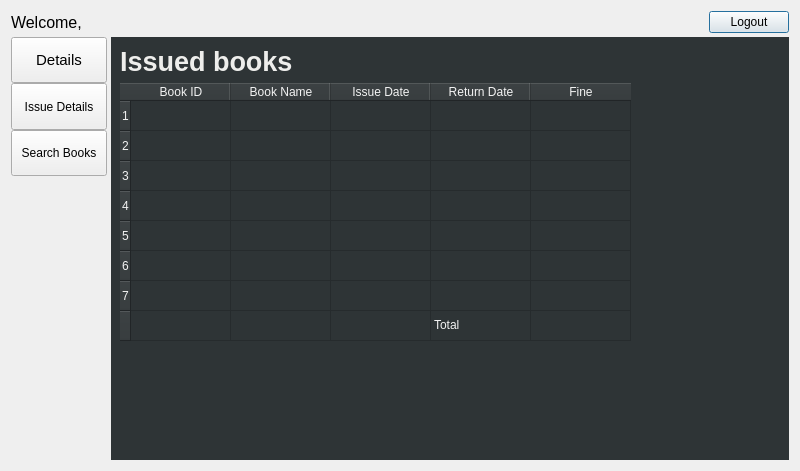
Qt form student_page.ui (pramesh025/LibraryMS) before a commit.
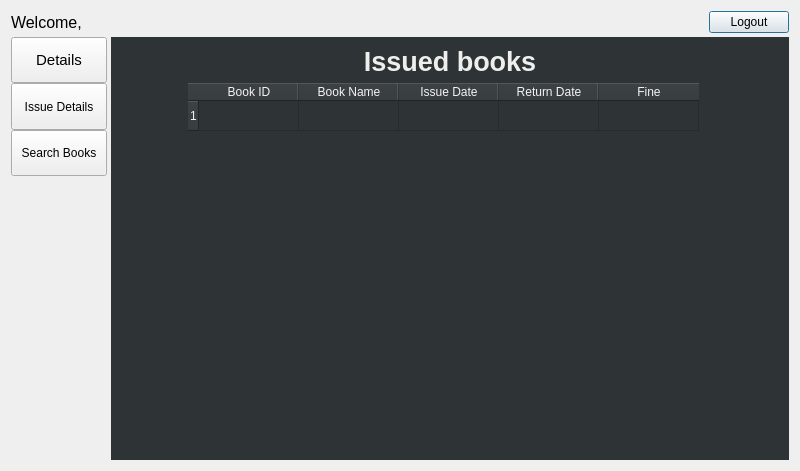
The same form after that commit.

Commit message: student's issue details + other changes

```diff
--- a/student_page.ui
+++ b/student_page.ui
@@ -383,25 +383,21 @@
      </widget>
      <widget class="QWidget" name="page_issue_detail">
       <layout class="QGridLayout" name="gridLayout_3">
-       <item row="0" column="0">
-        <widget class="QLabel" name="label_2">
-         <property name="font">
-          <font>
-           <pointsize>20</pointsize>
-           <weight>75</weight>
-           <bold>true</bold>
-          </font>
+       <item row="1" column="0">
+        <spacer name="horizontalSpacer_2">
+         <property name="orientation">
+          <enum>Qt::Horizontal</enum>
          </property>
-         <property name="styleSheet">
-          <string notr="true">color: rgb(238, 238, 236);</string>
+         <property name="sizeHint" stdset="0">
+          <size>
+           <width>40</width>
+           <height>20</height>
+          </size>
          </property>
-         <property name="text">
-          <string>Issued books</string>
-         </property>
-        </widget>
+        </spacer>
        </item>
-       <item row="1" column="0" colspan="2">
-        <widget class="QTableWidget" name="tableWidget">
+       <item row="1" column="1" colspan="2">
+        <widget class="QTableWidget" name="tableWidget_issuedBooks">
          <property name="sizePolicy">
           <sizepolicy hsizetype="Expanding" vsizetype="Expanding">
            <horstretch>0</horstretch>
@@ -429,6 +425,9 @@
           <bool>false</bool>
          </property>
          <property name="sortingEnabled">
+          <bool>false</bool>
+         </property>
+         <property name="cornerButtonEnabled">
           <bool>true</bool>
          </property>
          <row>
@@ -439,41 +438,6 @@
            <set>AlignLeading|AlignVCenter</set>
           </property>
          </row>
-         <row>
-          <property name="text">
-           <string>2</string>
-          </property>
-         </row>
-         <row>
-          <property name="text">
-           <string>3</string>
-          </property>
-         </row>
-         <row>
-          <property name="text">
-           <string>4</string>
-          </property>
-         </row>
-         <row>
-          <property name="text">
-           <string>5</string>
-          </property>
-         </row>
-         <row>
-          <property name="text">
-           <string>6</string>
-          </property>
-         </row>
-         <row>
-          <property name="text">
-           <string>7</string>
-          </property>
-         </row>
-         <row>
-          <property name="text">
-           <string/>
-          </property>
-         </row>
          <column>
           <property name="text">
            <string>Book ID</string>
@@ -499,47 +463,42 @@
            <string>Fine</string>
           </property>
          </column>
-         <item row="7" column="0">
-          <property name="text">
-           <string/>
-          </property>
-          <property name="background">
-           <brush brushstyle="NoBrush">
-            <color alpha="0">
-             <red>0</red>
-             <green>0</green>
-             <blue>0</blue>
-            </color>
-           </brush>
-          </property>
-          <property name="flags">
-           <set>NoItemFlags</set>
-          </property>
-         </item>
-         <item row="7" column="1">
-          <property name="text">
-           <string/>
-          </property>
-          <property name="flags">
-           <set>NoItemFlags</set>
-          </property>
-         </item>
-         <item row="7" column="2">
-          <property name="text">
-           <string/>
-          </property>
-          <property name="flags">
-           <set>NoItemFlags</set>
-          </property>
-         </item>
-         <item row="7" column="3">
-          <property name="text">
-           <string>Total</string>
-          </property>
-          <property name="flags">
-           <set>ItemIsSelectable|ItemIsDragEnabled|ItemIsDropEnabled|ItemIsUserCheckable</set>
-          </property>
-         </item>
+        </widget>
+       </item>
+       <item row="1" column="3">
+        <spacer name="horizontalSpacer_4">
+         <property name="orientation">
+          <enum>Qt::Horizontal</enum>
+         </property>
+         <property name="sizeHint" stdset="0">
+          <size>
+           <width>40</width>
+           <height>20</height>
+          </size>
+         </property>
+        </spacer>
+       </item>
+       <item row="0" column="0" colspan="4">
+        <widget class="QLabel" name="label_2">
+         <property name="font">
+          <font>
+           <pointsize>20</pointsize>
+           <weight>75</weight>
+           <bold>true</bold>
+          </font>
+         </property>
+         <property name="styleSheet">
+          <string notr="true">color: rgb(238, 238, 236);</string>
+         </property>
+         <property name="text">
+          <string>Issued books</string>
+         </property>
+         <property name="alignment">
+          <set>Qt::AlignCenter</set>
+         </property>
+         <property name="margin">
+          <number>18</number>
+         </property>
         </widget>
        </item>
       </layout>
```
The commit also changes 9 other files.
